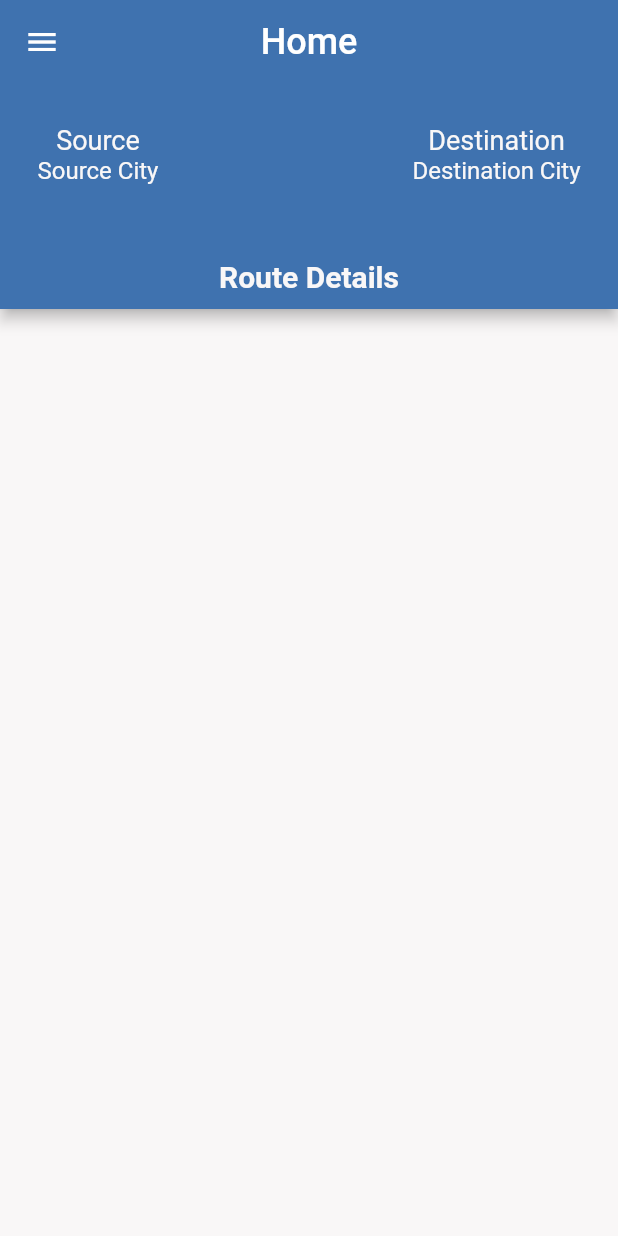
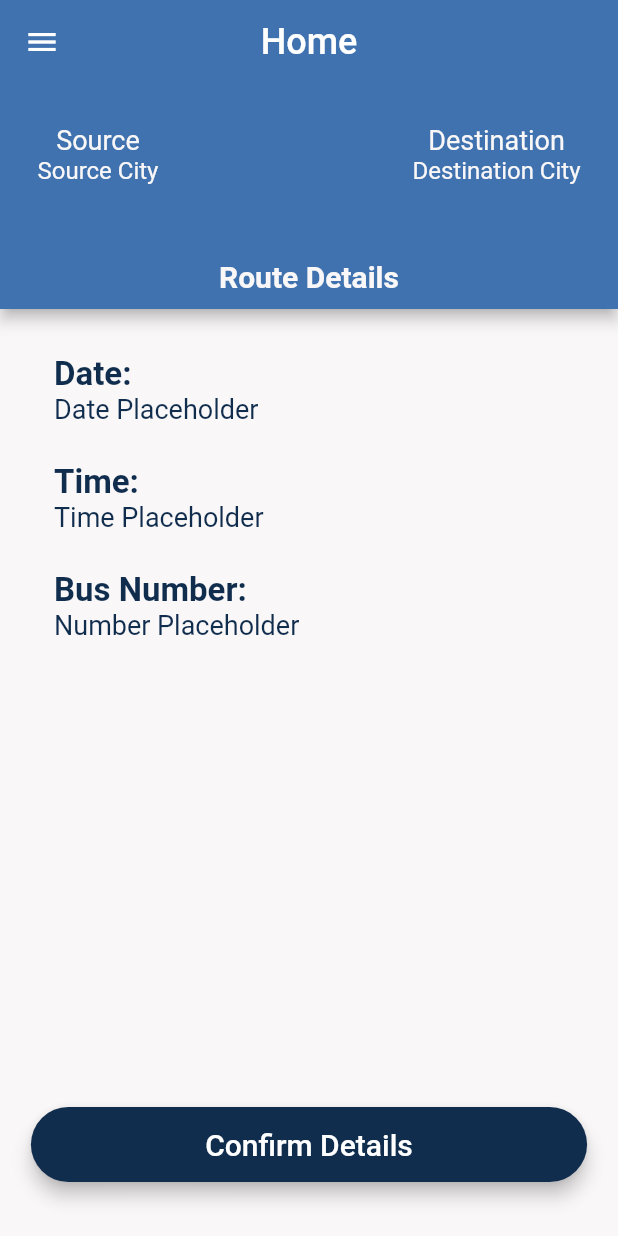
Before and after one commit to usamaTheFirst/bus_app, a Flutter app: the screen it shows after launch, on a phone screen of 412 x 824 dp. Run offline on Flutter 3.47's test engine with Material 2 defaults, Android fonts, the phone set to English and light mode, and no system bars; our stand-ins replace flutter_svg, font_awesome_flutter, intl_phone_number_input.

Commit message:
updated confirm details page

```diff
--- a/lib/exports.dart
+++ b/lib/exports.dart
@@ -7,6 +7,6 @@ export 'screens/confirm_details_screen.dart';
 
 export 'widgets/rounded_button.dart';
 export 'widgets/menu_tile.dart';
-export 'widgets/date_picker.dart';
+export 'widgets/details_tile.dart';
 
 export 'constants/constants.dart';
--- a/lib/screens/confirm_details_screen.dart
+++ b/lib/screens/confirm_details_screen.dart
@@ -2,12 +2,15 @@ import 'package:flutter/material.dart';
 import '../exports.dart';
 
 class ConfirmDetails extends StatelessWidget {
-  const ConfirmDetails({Key? key, this.source, this.destination})
+  const ConfirmDetails(
+      {Key? key, this.source, this.destination, this.dateTime, this.busNumber})
       : super(key: key);
 
   static const routeName = '/confirm_details_screen';
   final String? source;
   final String? destination;
+  final DateTime? dateTime;
+  final String? busNumber;
 
   @override
   Widget build(BuildContext context) {
@@ -20,12 +23,12 @@ class ConfirmDetails extends StatelessWidget {
         backgroundColor: kPrimaryColor,
         centerTitle: true,
         leading: IconButton(
-          icon: Icon(Icons.menu),
+          icon: const Icon(Icons.menu),
           onPressed: () {},
         ),
         bottom: PreferredSize(
           child: Container(
-            padding: EdgeInsets.only(bottom: 10),
+            padding: const EdgeInsets.only(bottom: 10),
             child: Column(
               children: [
                 Padding(
@@ -34,9 +37,8 @@ class ConfirmDetails extends StatelessWidget {
                   child: Row(
                     mainAxisAlignment: MainAxisAlignment.spaceBetween,
                     children: [
-                      Container(
-                        child: Column(
-                          children: [
+                      Column(
+                        children: const [
                           Text(
                             'Source',
                             style: TextStyle(
@@ -53,10 +55,8 @@ class ConfirmDetails extends StatelessWidget {
                           ),
                         ],
                       ),
-                      ),
-                      Container(
-                        child: Column(
-                          children: [
+                      Column(
+                        children: const [
                           Text(
                             'Destination',
                             style: TextStyle(
@@ -73,11 +73,10 @@ class ConfirmDetails extends StatelessWidget {
                           ),
                         ],
                       ),
-                      ),
                     ],
                   ),
                 ),
-                Text(
+                const Text(
                   'Route Details',
                   style: TextStyle(
                     fontSize: 20,
@@ -88,8 +87,37 @@ class ConfirmDetails extends StatelessWidget {
               ],
             ),
           ),
-          preferredSize: Size.fromHeight(150),
+          preferredSize: const Size.fromHeight(150),
         ),
+      ),
+      body: Column(
+        children: [
+          Padding(
+            padding: const EdgeInsets.all(20),
+            child: Column(
+              children: const [
+                DetailsTile(
+                  type: 'Date',
+                  info: 'Date Placeholder',
+                ),
+                DetailsTile(
+                  type: 'Time',
+                  info: 'Time Placeholder',
+                ),
+                DetailsTile(
+                  type: 'Bus Number',
+                  info: 'Number Placeholder',
+                ),
+              ],
+            ),
+          ),
+          Spacer(),
+          Padding(
+            padding: const EdgeInsets.only(bottom: 20),
+            child: RoundedButton(
+                title: 'Confirm Details', function: () {}, color: kTextColor),
+          ),
+        ],
       ),
     );
   }
--- /dev/null
+++ b/lib/widgets/details_tile.dart
@@ -0,0 +1,27 @@
+import 'package:flutter/material.dart';
+import '../exports.dart';
+
+class DetailsTile extends StatelessWidget {
+  const DetailsTile({
+    Key? key,
+    required this.info,
+    required this.type,
+  }) : super(key: key);
+  final String type;
+  final String info;
+
+  @override
+  Widget build(BuildContext context) {
+    return ListTile(
+      title: Text(
+        '$type: ',
+        style: const TextStyle(fontSize: 22, fontWeight: FontWeight.bold),
+      ),
+      subtitle: Text(
+        info,
+        style: const TextStyle(fontSize: 18, fontWeight: FontWeight.normal),
+      ),
+      textColor: kTextColor,
+    );
+  }
+}
--- a/lib/widgets/menu_tile.dart
+++ b/lib/widgets/menu_tile.dart
@@ -33,10 +33,10 @@ class MenuTile extends StatelessWidget {
             children: [
               FaIcon(iconSource, size: 60, color: kTextColor),
               Padding(
-                padding: EdgeInsets.all(8.0),
+                padding: const EdgeInsets.all(8.0),
                 child: Text(
                   title,
-                  style: TextStyle(
+                  style: const TextStyle(
                     fontSize: 16,
                     color: kTextColor,
                     fontWeight: FontWeight.bold,
--- a/pubspec.yaml
+++ b/pubspec.yaml
@@ -37,6 +37,7 @@ dependencies:
   flutter_svg: ^1.0.3
   intl_phone_number_input: ^0.7.0+2
   font_awesome_flutter: ^9.2.0
+  intl: ^0.17.0
 
 
 dev_dependencies:
```
Also changed, not shown: lib/screens/book_ticket_screen.dart (+54 -11 lines), lib/screens/main_user_screen.dart (+4 -4 lines), lib/widgets/date_picker.dart (deleted, +0 -58 lines), pubspec.lock. Lines whose indentation alone changed are shown as unchanged.
